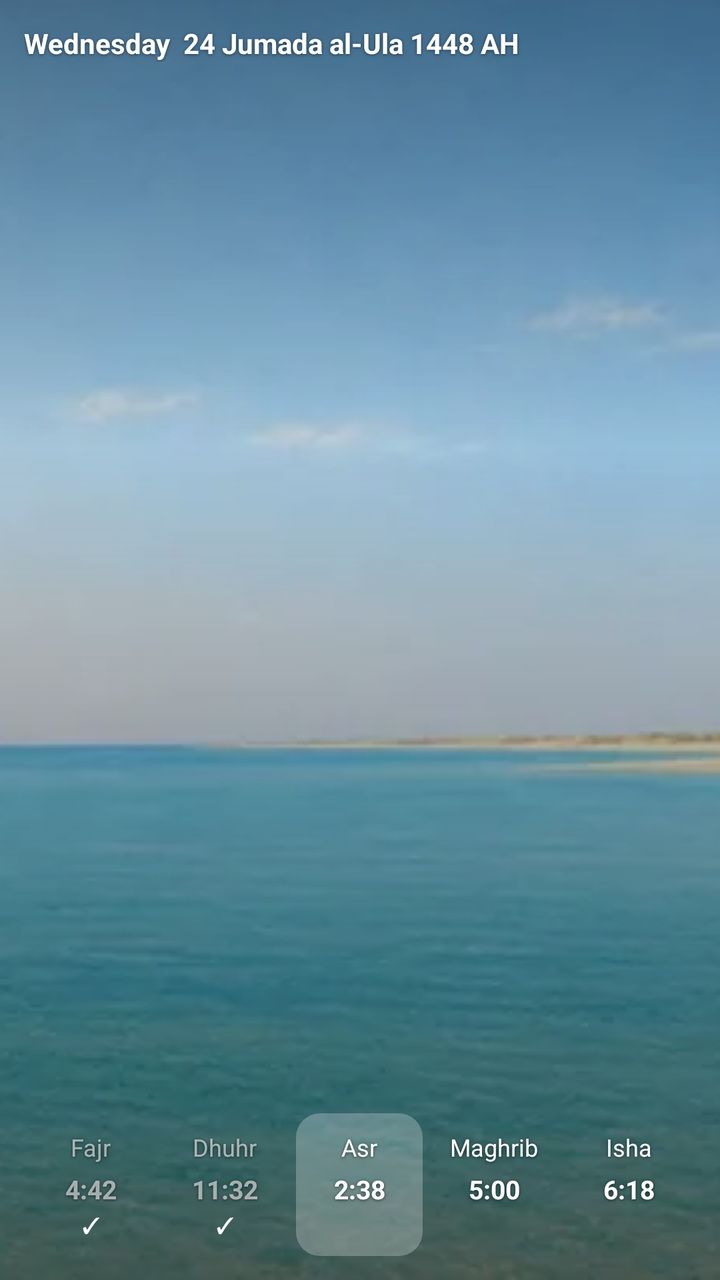
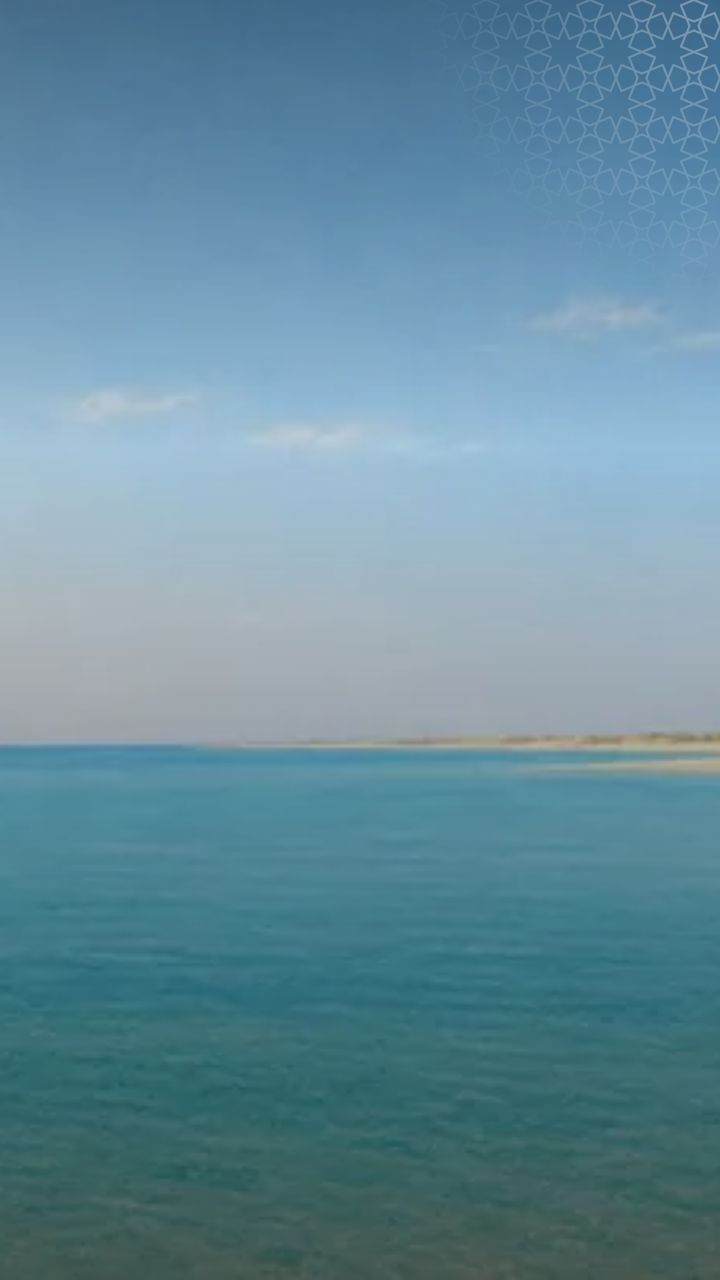

Screens rendered from an Android XML layout before and after an edit, with the pre-edit source and the edit as a unified diff.
<!-- AndroidManifest.xml: application theme Theme.App -->
<!-- res/layout/widget_day.xml -->
<?xml version="1.0" encoding="utf-8"?>
<FrameLayout xmlns:android="http://schemas.android.com/apk/res/android"
    android:id="@android:id/background"
    android:layout_width="match_parent" android:layout_height="match_parent"
    android:background="@drawable/widget_bg">
    <ImageView android:id="@+id/day_sky"
        android:layout_width="match_parent" android:layout_height="match_parent"
        android:scaleType="centerCrop" android:src="@drawable/widget_sky_morning" android:importantForAccessibility="no"/>
    <ImageView android:layout_width="match_parent" android:layout_height="match_parent"
        android:scaleType="fitXY" android:src="@drawable/widget_scrim" android:importantForAccessibility="no"/>
    <FrameLayout android:id="@+id/day_root"
        android:layout_width="match_parent" android:layout_height="match_parent"
        android:padding="12dp" android:layoutDirection="locale">
        <LinearLayout android:layout_width="match_parent" android:layout_height="wrap_content"
            android:layout_gravity="top" android:orientation="vertical">
            <TextView android:id="@+id/day_title" android:layout_width="match_parent" android:layout_height="wrap_content"
                android:text="@string/widgetSample7" android:textSize="14sp" android:textStyle="bold" android:textColor="#FFFFFFFF"
                android:maxLines="1" android:ellipsize="end"
                android:shadowColor="#80000000" android:shadowRadius="4" android:shadowDy="1"/>
            <TextView android:id="@+id/day_place" android:layout_width="match_parent" android:layout_height="wrap_content"
                android:textSize="11sp" android:textColor="#CCFFFFFF" android:maxLines="1" android:ellipsize="end"
                android:shadowColor="#66000000" android:shadowRadius="3" android:shadowDy="1"/>
        </LinearLayout>
        <LinearLayout android:layout_width="match_parent" android:layout_height="wrap_content"
            android:layout_gravity="bottom" android:orientation="horizontal" android:baselineAligned="false">
        <LinearLayout android:id="@+id/day_col_0"
            android:layout_width="0dp" android:layout_weight="1" android:layout_height="wrap_content"
            android:orientation="vertical" android:gravity="center_horizontal"
            android:paddingTop="8dp" android:paddingBottom="8dp" android:layout_marginStart="2dp" android:layout_marginEnd="2dp">
            <TextView android:id="@+id/day_name_0" android:layout_width="match_parent" android:layout_height="18dp"
                android:text="@string/widgetSample8" android:textSize="12sp" android:gravity="center"
                android:autoSizeTextType="uniform" android:autoSizeMinTextSize="8sp" android:autoSizeMaxTextSize="12sp" android:textColor="#99FFFFFF" android:maxLines="1"
                android:shadowColor="#99000000" android:shadowRadius="4" android:shadowDy="1"/>
            <TextView android:id="@+id/day_time_0" android:layout_width="match_parent" android:layout_height="20dp"
                android:text="@string/widgetSample9" android:textSize="13sp" android:gravity="center"
                android:autoSizeTextType="uniform" android:autoSizeMinTextSize="8sp" android:autoSizeMaxTextSize="13sp" android:textStyle="bold" android:textColor="#99FFFFFF" android:maxLines="1"
                android:fontFeatureSettings="tnum" android:layout_marginTop="2dp"
                android:shadowColor="#99000000" android:shadowRadius="4" android:shadowDy="1"/>
            <TextView android:id="@+id/day_mark_0" android:layout_width="wrap_content" android:layout_height="wrap_content"
                android:text="@string/widgetSample10" android:textSize="11sp" android:textColor="#FFFFFFFF" android:visibility="visible"/>
        </LinearLayout>
        <LinearLayout android:id="@+id/day_col_1"
            android:layout_width="0dp" android:layout_weight="1" android:layout_height="wrap_content"
            android:orientation="vertical" android:gravity="center_horizontal"
            android:paddingTop="8dp" android:paddingBottom="8dp" android:layout_marginStart="2dp" android:layout_marginEnd="2dp">
            <TextView android:id="@+id/day_name_1" android:layout_width="match_parent" android:layout_height="18dp"
                android:text="@string/widgetSample11" android:textSize="12sp" android:gravity="center"
                android:autoSizeTextType="uniform" android:autoSizeMinTextSize="8sp" android:autoSizeMaxTextSize="12sp" android:textColor="#99FFFFFF" android:maxLines="1"
                android:shadowColor="#99000000" android:shadowRadius="4" android:shadowDy="1"/>
            <TextView android:id="@+id/day_time_1" android:layout_width="match_parent" android:layout_height="20dp"
                android:text="@string/widgetSample12" android:textSize="13sp" android:gravity="center"
                android:autoSizeTextType="uniform" android:autoSizeMinTextSize="8sp" android:autoSizeMaxTextSize="13sp" android:textStyle="bold" android:textColor="#99FFFFFF" android:maxLines="1"
                android:fontFeatureSettings="tnum" android:layout_marginTop="2dp"
                android:shadowColor="#99000000" android:shadowRadius="4" android:shadowDy="1"/>
            <TextView android:id="@+id/day_mark_1" android:layout_width="wrap_content" android:layout_height="wrap_content"
                android:text="@string/widgetSample10" android:textSize="11sp" android:textColor="#FFFFFFFF" android:visibility="visible"/>
        </LinearLayout>
        <LinearLayout android:id="@+id/day_col_2"
            android:layout_width="0dp" android:layout_weight="1" android:layout_height="wrap_content"
            android:orientation="vertical" android:background="@drawable/widget_pill" android:gravity="center_horizontal"
            android:paddingTop="8dp" android:paddingBottom="8dp" android:layout_marginStart="2dp" android:layout_marginEnd="2dp">
            <TextView android:id="@+id/day_name_2" android:layout_width="match_parent" android:layout_height="18dp"
                android:text="@string/widgetSample13" android:textSize="12sp" android:gravity="center"
                android:autoSizeTextType="uniform" android:autoSizeMinTextSize="8sp" android:autoSizeMaxTextSize="12sp" android:textColor="#FFFFFFFF" android:maxLines="1"
                android:shadowColor="#99000000" android:shadowRadius="4" android:shadowDy="1"/>
            <TextView android:id="@+id/day_time_2" android:layout_width="match_parent" android:layout_height="20dp"
                android:text="@string/widgetSample14" android:textSize="13sp" android:gravity="center"
                android:autoSizeTextType="uniform" android:autoSizeMinTextSize="8sp" android:autoSizeMaxTextSize="13sp" android:textStyle="bold" android:textColor="#FFFFFFFF" android:maxLines="1"
                android:fontFeatureSettings="tnum" android:layout_marginTop="2dp"
                android:shadowColor="#99000000" android:shadowRadius="4" android:shadowDy="1"/>
            <TextView android:id="@+id/day_mark_2" android:layout_width="wrap_content" android:layout_height="wrap_content"
                android:text="@string/widgetSample10" android:textSize="11sp" android:textColor="#FFFFFFFF" android:visibility="invisible"/>
        </LinearLayout>
        <LinearLayout android:id="@+id/day_col_3"
            android:layout_width="0dp" android:layout_weight="1" android:layout_height="wrap_content"
            android:orientation="vertical" android:gravity="center_horizontal"
            android:paddingTop="8dp" android:paddingBottom="8dp" android:layout_marginStart="2dp" android:layout_marginEnd="2dp">
            <TextView android:id="@+id/day_name_3" android:layout_width="match_parent" android:layout_height="18dp"
                android:text="@string/widgetSample15" android:textSize="12sp" android:gravity="center"
                android:autoSizeTextType="uniform" android:autoSizeMinTextSize="8sp" android:autoSizeMaxTextSize="12sp" android:textColor="#FFFFFFFF" android:maxLines="1"
                android:shadowColor="#99000000" android:shadowRadius="4" android:shadowDy="1"/>
            <TextView android:id="@+id/day_time_3" android:layout_width="match_parent" android:layout_height="20dp"
                android:text="@string/widgetSample16" android:textSize="13sp" android:gravity="center"
                android:autoSizeTextType="uniform" android:autoSizeMinTextSize="8sp" android:autoSizeMaxTextSize="13sp" android:textStyle="bold" android:textColor="#FFFFFFFF" android:maxLines="1"
                android:fontFeatureSettings="tnum" android:layout_marginTop="2dp"
                android:shadowColor="#99000000" android:shadowRadius="4" android:shadowDy="1"/>
            <TextView android:id="@+id/day_mark_3" android:layout_width="wrap_content" android:layout_height="wrap_content"
                android:text="@string/widgetSample10" android:textSize="11sp" android:textColor="#FFFFFFFF" android:visibility="invisible"/>
        </LinearLayout>
        <LinearLayout android:id="@+id/day_col_4"
            android:layout_width="0dp" android:layout_weight="1" android:layout_height="wrap_content"
            android:orientation="vertical" android:gravity="center_horizontal"
            android:paddingTop="8dp" android:paddingBottom="8dp" android:layout_marginStart="2dp" android:layout_marginEnd="2dp">
            <TextView android:id="@+id/day_name_4" android:layout_width="match_parent" android:layout_height="18dp"
                android:text="@string/widgetSample17" android:textSize="12sp" android:gravity="center"
                android:autoSizeTextType="uniform" android:autoSizeMinTextSize="8sp" android:autoSizeMaxTextSize="12sp" android:textColor="#FFFFFFFF" android:maxLines="1"
                android:shadowColor="#99000000" android:shadowRadius="4" android:shadowDy="1"/>
            <TextView android:id="@+id/day_time_4" android:layout_width="match_parent" android:layout_height="20dp"
                android:text="@string/widgetSample18" android:textSize="13sp" android:gravity="center"
                android:autoSizeTextType="uniform" android:autoSizeMinTextSize="8sp" android:autoSizeMaxTextSize="13sp" android:textStyle="bold" android:textColor="#FFFFFFFF" android:maxLines="1"
                android:fontFeatureSettings="tnum" android:layout_marginTop="2dp"
                android:shadowColor="#99000000" android:shadowRadius="4" android:shadowDy="1"/>
            <TextView android:id="@+id/day_mark_4" android:layout_width="wrap_content" android:layout_height="wrap_content"
                android:text="@string/widgetSample10" android:textSize="11sp" android:textColor="#FFFFFFFF" android:visibility="invisible"/>
        </LinearLayout>
        </LinearLayout>
    </FrameLayout>
</FrameLayout>
<!-- resources referenced by this layout -->
<resources>
  <!-- drawable widget_bg (drawable) -->
  <?xml version="1.0" encoding="utf-8"?>
  <shape xmlns:android="http://schemas.android.com/apk/res/android" android:shape="rectangle">
      <solid android:color="@color/widgetSurface"/>
      <corners android:radius="20dp"/>
  </shape>
  <!-- drawable widget_pill (drawable) -->
  <?xml version="1.0" encoding="utf-8"?>
  <shape xmlns:android="http://schemas.android.com/apk/res/android" android:shape="rectangle">
      <solid android:color="#40FFFFFF"/>
      <corners android:radius="12dp"/>
  </shape>
  <!-- drawable widget_scrim (drawable) -->
  <?xml version="1.0" encoding="utf-8"?>
  <shape xmlns:android="http://schemas.android.com/apk/res/android" android:shape="rectangle">
      <gradient android:angle="270" android:startColor="#73000000" android:centerColor="#1F000000" android:centerY="0.35"
          android:endColor="#99000000"/>
  </shape>
  <!-- drawable widget_sky_morning: webp bitmap (drawable-nodpi, 14670 bytes) -->
  <string name="widgetSample10" translatable="false">✓</string>
  <string name="widgetSample11">Dhuhr</string>
  <string name="widgetSample12">11:32</string>
  <string name="widgetSample13">Asr</string>
  <string name="widgetSample14">2:38</string>
  <string name="widgetSample15">Maghrib</string>
  <string name="widgetSample16">5:00</string>
  <string name="widgetSample17">Isha</string>
  <string name="widgetSample18">6:18</string>
  <string name="widgetSample7">"Wednesday  24 Jumada al-Ula 1448 AH"</string>
  <string name="widgetSample8">Fajr</string>
  <string name="widgetSample9">4:42</string>
  <style name="Theme.App" parent="android:Theme.Material.Light.NoActionBar">
          <item name="android:windowBackground">@drawable/window_splash</item>
          <item name="android:statusBarColor">@color/backgroundColor</item>
          <item name="android:navigationBarColor">@color/backgroundColor</item>
      </style>
  <color name="widgetSurface">#f6f4ee</color>
  <!-- drawable window_splash (drawable) -->
  <?xml version="1.0" encoding="utf-8"?>
  <layer-list xmlns:android="http://schemas.android.com/apk/res/android">
      <item android:drawable="@color/backgroundColor"/>
      <item android:drawable="@drawable/splash" android:gravity="center" android:width="120dp" android:height="120dp"/>
  </layer-list>
  <color name="backgroundColor">#f6f4ee</color>
  <!-- drawable splash: png bitmap (drawable-hdpi, 52970 bytes) -->
</resources>

<!-- the commit's change to res/layout/widget_day.xml (unified diff, before → after) -->
@@ -1,108 +1,89 @@
 <?xml version="1.0" encoding="utf-8"?>
 <FrameLayout xmlns:android="http://schemas.android.com/apk/res/android"
+    xmlns:tools="http://schemas.android.com/tools" tools:ignore="ContentDescription"
     android:id="@android:id/background"
     android:layout_width="match_parent" android:layout_height="match_parent"
-    android:background="@drawable/widget_bg">
+    android:background="@drawable/widget_bg" android:layoutDirection="locale">
     <ImageView android:id="@+id/day_sky"
         android:layout_width="match_parent" android:layout_height="match_parent"
         android:scaleType="centerCrop" android:src="@drawable/widget_sky_morning" android:importantForAccessibility="no"/>
     <ImageView android:layout_width="match_parent" android:layout_height="match_parent"
         android:scaleType="fitXY" android:src="@drawable/widget_scrim" android:importantForAccessibility="no"/>
+    <ImageView android:layout_width="150dp" android:layout_height="150dp" android:layout_gravity="top|end"
+        android:src="@drawable/widget_orn_line" android:tint="@color/widgetOrnamentSky" android:tintMode="src_in"
+        android:importantForAccessibility="no"/>
     <FrameLayout android:id="@+id/day_root"
         android:layout_width="match_parent" android:layout_height="match_parent"
-        android:padding="12dp" android:layoutDirection="locale">
+        android:padding="12dp">
         <LinearLayout android:layout_width="match_parent" android:layout_height="wrap_content"
             android:layout_gravity="top" android:orientation="vertical">
-            <TextView android:id="@+id/day_title" android:layout_width="match_parent" android:layout_height="wrap_content"
-                android:text="@string/widgetSample7" android:textSize="14sp" android:textStyle="bold" android:textColor="#FFFFFFFF"
-                android:maxLines="1" android:ellipsize="end"
-                android:shadowColor="#80000000" android:shadowRadius="4" android:shadowDy="1"/>
-            <TextView android:id="@+id/day_place" android:layout_width="match_parent" android:layout_height="wrap_content"
-                android:textSize="11sp" android:textColor="#CCFFFFFF" android:maxLines="1" android:ellipsize="end"
-                android:shadowColor="#66000000" android:shadowRadius="3" android:shadowDy="1"/>
+            <ImageView android:id="@+id/day_title" android:layout_width="wrap_content" android:layout_height="wrap_content"
+                android:adjustViewBounds="true" android:scaleType="fitCenter"/>
+            <ImageView android:id="@+id/day_place" android:layout_width="wrap_content" android:layout_height="wrap_content"
+                android:adjustViewBounds="true" android:scaleType="fitCenter"/>
         </LinearLayout>
         <LinearLayout android:layout_width="match_parent" android:layout_height="wrap_content"
             android:layout_gravity="bottom" android:orientation="horizontal" android:baselineAligned="false">
-        <LinearLayout android:id="@+id/day_col_0"
-            android:layout_width="0dp" android:layout_weight="1" android:layout_height="wrap_content"
-            android:orientation="vertical" android:gravity="center_horizontal"
-            android:paddingTop="8dp" android:paddingBottom="8dp" android:layout_marginStart="2dp" android:layout_marginEnd="2dp">
-            <TextView android:id="@+id/day_name_0" android:layout_width="match_parent" android:layout_height="18dp"
-                android:text="@string/widgetSample8" android:textSize="12sp" android:gravity="center"
-                android:autoSizeTextType="uniform" android:autoSizeMinTextSize="8sp" android:autoSizeMaxTextSize="12sp" android:textColor="#99FFFFFF" android:maxLines="1"
-                android:shadowColor="#99000000" android:shadowRadius="4" android:shadowDy="1"/>
-            <TextView android:id="@+id/day_time_0" android:layout_width="match_parent" android:layout_height="20dp"
-                android:text="@string/widgetSample9" android:textSize="13sp" android:gravity="center"
-                android:autoSizeTextType="uniform" android:autoSizeMinTextSize="8sp" android:autoSizeMaxTextSize="13sp" android:textStyle="bold" android:textColor="#99FFFFFF" android:maxLines="1"
-                android:fontFeatureSettings="tnum" android:layout_marginTop="2dp"
-                android:shadowColor="#99000000" android:shadowRadius="4" android:shadowDy="1"/>
-            <TextView android:id="@+id/day_mark_0" android:layout_width="wrap_content" android:layout_height="wrap_content"
-                android:text="@string/widgetSample10" android:textSize="11sp" android:textColor="#FFFFFFFF" android:visibility="visible"/>
-        </LinearLayout>
-        <LinearLayout android:id="@+id/day_col_1"
-            android:layout_width="0dp" android:layout_weight="1" android:layout_height="wrap_content"
-            android:orientation="vertical" android:gravity="center_horizontal"
-            android:paddingTop="8dp" android:paddingBottom="8dp" android:layout_marginStart="2dp" android:layout_marginEnd="2dp">
-            <TextView android:id="@+id/day_name_1" android:layout_width="match_parent" android:layout_height="18dp"
-                android:text="@string/widgetSample11" android:textSize="12sp" android:gravity="center"
-                android:autoSizeTextType="uniform" android:autoSizeMinTextSize="8sp" android:autoSizeMaxTextSize="12sp" android:textColor="#99FFFFFF" android:maxLines="1"
-                android:shadowColor="#99000000" android:shadowRadius="4" android:shadowDy="1"/>
-            <TextView android:id="@+id/day_time_1" android:layout_width="match_parent" android:layout_height="20dp"
-                android:text="@string/widgetSample12" android:textSize="13sp" android:gravity="center"
-                android:autoSizeTextType="uniform" android:autoSizeMinTextSize="8sp" android:autoSizeMaxTextSize="13sp" android:textStyle="bold" android:textColor="#99FFFFFF" android:maxLines="1"
-                android:fontFeatureSettings="tnum" android:layout_marginTop="2dp"
-                android:shadowColor="#99000000" android:shadowRadius="4" android:shadowDy="1"/>
-            <TextView android:id="@+id/day_mark_1" android:layout_width="wrap_content" android:layout_height="wrap_content"
-                android:text="@string/widgetSample10" android:textSize="11sp" android:textColor="#FFFFFFFF" android:visibility="visible"/>
-        </LinearLayout>
-        <LinearLayout android:id="@+id/day_col_2"
-            android:layout_width="0dp" android:layout_weight="1" android:layout_height="wrap_content"
-            android:orientation="vertical" android:background="@drawable/widget_pill" android:gravity="center_horizontal"
-            android:paddingTop="8dp" android:paddingBottom="8dp" android:layout_marginStart="2dp" android:layout_marginEnd="2dp">
-            <TextView android:id="@+id/day_name_2" android:layout_width="match_parent" android:layout_height="18dp"
-                android:text="@string/widgetSample13" android:textSize="12sp" android:gravity="center"
-                android:autoSizeTextType="uniform" android:autoSizeMinTextSize="8sp" android:autoSizeMaxTextSize="12sp" android:textColor="#FFFFFFFF" android:maxLines="1"
-                android:shadowColor="#99000000" android:shadowRadius="4" android:shadowDy="1"/>
-            <TextView android:id="@+id/day_time_2" android:layout_width="match_parent" android:layout_height="20dp"
-                android:text="@string/widgetSample14" android:textSize="13sp" android:gravity="center"
-                android:autoSizeTextType="uniform" android:autoSizeMinTextSize="8sp" android:autoSizeMaxTextSize="13sp" android:textStyle="bold" android:textColor="#FFFFFFFF" android:maxLines="1"
-                android:fontFeatureSettings="tnum" android:layout_marginTop="2dp"
-                android:shadowColor="#99000000" android:shadowRadius="4" android:shadowDy="1"/>
-            <TextView android:id="@+id/day_mark_2" android:layout_width="wrap_content" android:layout_height="wrap_content"
-                android:text="@string/widgetSample10" android:textSize="11sp" android:textColor="#FFFFFFFF" android:visibility="invisible"/>
-        </LinearLayout>
-        <LinearLayout android:id="@+id/day_col_3"
-            android:layout_width="0dp" android:layout_weight="1" android:layout_height="wrap_content"
-            android:orientation="vertical" android:gravity="center_horizontal"
-            android:paddingTop="8dp" android:paddingBottom="8dp" android:layout_marginStart="2dp" android:layout_marginEnd="2dp">
-            <TextView android:id="@+id/day_name_3" android:layout_width="match_parent" android:layout_height="18dp"
-                android:text="@string/widgetSample15" android:textSize="12sp" android:gravity="center"
-                android:autoSizeTextType="uniform" android:autoSizeMinTextSize="8sp" android:autoSizeMaxTextSize="12sp" android:textColor="#FFFFFFFF" android:maxLines="1"
-                android:shadowColor="#99000000" android:shadowRadius="4" android:shadowDy="1"/>
-            <TextView android:id="@+id/day_time_3" android:layout_width="match_parent" android:layout_height="20dp"
-                android:text="@string/widgetSample16" android:textSize="13sp" android:gravity="center"
-                android:autoSizeTextType="uniform" android:autoSizeMinTextSize="8sp" android:autoSizeMaxTextSize="13sp" android:textStyle="bold" android:textColor="#FFFFFFFF" android:maxLines="1"
-                android:fontFeatureSettings="tnum" android:layout_marginTop="2dp"
-                android:shadowColor="#99000000" android:shadowRadius="4" android:shadowDy="1"/>
-            <TextView android:id="@+id/day_mark_3" android:layout_width="wrap_content" android:layout_height="wrap_content"
-                android:text="@string/widgetSample10" android:textSize="11sp" android:textColor="#FFFFFFFF" android:visibility="invisible"/>
-        </LinearLayout>
-        <LinearLayout android:id="@+id/day_col_4"
-            android:layout_width="0dp" android:layout_weight="1" android:layout_height="wrap_content"
-            android:orientation="vertical" android:gravity="center_horizontal"
-            android:paddingTop="8dp" android:paddingBottom="8dp" android:layout_marginStart="2dp" android:layout_marginEnd="2dp">
-            <TextView android:id="@+id/day_name_4" android:layout_width="match_parent" android:layout_height="18dp"
-                android:text="@string/widgetSample17" android:textSize="12sp" android:gravity="center"
-                android:autoSizeTextType="uniform" android:autoSizeMinTextSize="8sp" android:autoSizeMaxTextSize="12sp" android:textColor="#FFFFFFFF" android:maxLines="1"
-                android:shadowColor="#99000000" android:shadowRadius="4" android:shadowDy="1"/>
-            <TextView android:id="@+id/day_time_4" android:layout_width="match_parent" android:layout_height="20dp"
-                android:text="@string/widgetSample18" android:textSize="13sp" android:gravity="center"
-                android:autoSizeTextType="uniform" android:autoSizeMinTextSize="8sp" android:autoSizeMaxTextSize="13sp" android:textStyle="bold" android:textColor="#FFFFFFFF" android:maxLines="1"
-                android:fontFeatureSettings="tnum" android:layout_marginTop="2dp"
-                android:shadowColor="#99000000" android:shadowRadius="4" android:shadowDy="1"/>
-            <TextView android:id="@+id/day_mark_4" android:layout_width="wrap_content" android:layout_height="wrap_content"
-                android:text="@string/widgetSample10" android:textSize="11sp" android:textColor="#FFFFFFFF" android:visibility="invisible"/>
-        </LinearLayout>
+            <LinearLayout android:id="@+id/day_col_0"
+                android:layout_width="0dp" android:layout_weight="1" android:layout_height="wrap_content"
+                android:orientation="vertical" android:gravity="center_horizontal"
+                android:paddingTop="8dp" android:paddingBottom="8dp" android:paddingStart="2dp" android:paddingEnd="2dp"
+                android:layout_marginStart="2dp" android:layout_marginEnd="2dp">
+                <ImageView android:id="@+id/day_name_0" android:layout_width="wrap_content" android:layout_height="wrap_content"
+                    android:adjustViewBounds="true" android:scaleType="fitCenter"/>
+                <ImageView android:id="@+id/day_time_0" android:layout_width="wrap_content" android:layout_height="wrap_content"
+                    android:layout_marginTop="1dp" android:adjustViewBounds="true" android:scaleType="fitCenter"/>
+                <ImageView android:id="@+id/day_mark_0" android:layout_width="12dp" android:layout_height="12dp" android:layout_marginTop="2dp"
+                    android:src="@drawable/widget_check" android:importantForAccessibility="no" android:visibility="invisible"/>
+            </LinearLayout>
+            <LinearLayout android:id="@+id/day_col_1"
+                android:layout_width="0dp" android:layout_weight="1" android:layout_height="wrap_content"
+                android:orientation="vertical" android:gravity="center_horizontal"
+                android:paddingTop="8dp" android:paddingBottom="8dp" android:paddingStart="2dp" android:paddingEnd="2dp"
+                android:layout_marginStart="2dp" android:layout_marginEnd="2dp">
+                <ImageView android:id="@+id/day_name_1" android:layout_width="wrap_content" android:layout_height="wrap_content"
+                    android:adjustViewBounds="true" android:scaleType="fitCenter"/>
+                <ImageView android:id="@+id/day_time_1" android:layout_width="wrap_content" android:layout_height="wrap_content"
+                    android:layout_marginTop="1dp" android:adjustViewBounds="true" android:scaleType="fitCenter"/>
+                <ImageView android:id="@+id/day_mark_1" android:layout_width="12dp" android:layout_height="12dp" android:layout_marginTop="2dp"
+                    android:src="@drawable/widget_check" android:importantForAccessibility="no" android:visibility="invisible"/>
+            </LinearLayout>
+            <LinearLayout android:id="@+id/day_col_2"
+                android:layout_width="0dp" android:layout_weight="1" android:layout_height="wrap_content"
+                android:orientation="vertical" android:gravity="center_horizontal"
+                android:paddingTop="8dp" android:paddingBottom="8dp" android:paddingStart="2dp" android:paddingEnd="2dp"
+                android:layout_marginStart="2dp" android:layout_marginEnd="2dp">
+                <ImageView android:id="@+id/day_name_2" android:layout_width="wrap_content" android:layout_height="wrap_content"
+                    android:adjustViewBounds="true" android:scaleType="fitCenter"/>
+                <ImageView android:id="@+id/day_time_2" android:layout_width="wrap_content" android:layout_height="wrap_content"
+                    android:layout_marginTop="1dp" android:adjustViewBounds="true" android:scaleType="fitCenter"/>
+                <ImageView android:id="@+id/day_mark_2" android:layout_width="12dp" android:layout_height="12dp" android:layout_marginTop="2dp"
+                    android:src="@drawable/widget_check" android:importantForAccessibility="no" android:visibility="invisible"/>
+            </LinearLayout>
+            <LinearLayout android:id="@+id/day_col_3"
+                android:layout_width="0dp" android:layout_weight="1" android:layout_height="wrap_content"
+                android:orientation="vertical" android:gravity="center_horizontal"
+                android:paddingTop="8dp" android:paddingBottom="8dp" android:paddingStart="2dp" android:paddingEnd="2dp"
+                android:layout_marginStart="2dp" android:layout_marginEnd="2dp">
+                <ImageView android:id="@+id/day_name_3" android:layout_width="wrap_content" android:layout_height="wrap_content"
+                    android:adjustViewBounds="true" android:scaleType="fitCenter"/>
+                <ImageView android:id="@+id/day_time_3" android:layout_width="wrap_content" android:layout_height="wrap_content"
+                    android:layout_marginTop="1dp" android:adjustViewBounds="true" android:scaleType="fitCenter"/>
+                <ImageView android:id="@+id/day_mark_3" android:layout_width="12dp" android:layout_height="12dp" android:layout_marginTop="2dp"
+                    android:src="@drawable/widget_check" android:importantForAccessibility="no" android:visibility="invisible"/>
+            </LinearLayout>
+            <LinearLayout android:id="@+id/day_col_4"
+                android:layout_width="0dp" android:layout_weight="1" android:layout_height="wrap_content"
+                android:orientation="vertical" android:gravity="center_horizontal"
+                android:paddingTop="8dp" android:paddingBottom="8dp" android:paddingStart="2dp" android:paddingEnd="2dp"
+                android:layout_marginStart="2dp" android:layout_marginEnd="2dp">
+                <ImageView android:id="@+id/day_name_4" android:layout_width="wrap_content" android:layout_height="wrap_content"
+                    android:adjustViewBounds="true" android:scaleType="fitCenter"/>
+                <ImageView android:id="@+id/day_time_4" android:layout_width="wrap_content" android:layout_height="wrap_content"
+                    android:layout_marginTop="1dp" android:adjustViewBounds="true" android:scaleType="fitCenter"/>
+                <ImageView android:id="@+id/day_mark_4" android:layout_width="12dp" android:layout_height="12dp" android:layout_marginTop="2dp"
+                    android:src="@drawable/widget_check" android:importantForAccessibility="no" android:visibility="invisible"/>
+            </LinearLayout>
         </LinearLayout>
     </FrameLayout>
 </FrameLayout>
<!-- resource entries referenced after the edit -->
@@ -1,17 +1,23 @@
 <!-- resources referenced by this layout -->
 <resources>
+  <color name="widgetOrnamentSky">#57FFFFFF</color>
   <!-- drawable widget_bg (drawable) -->
   <?xml version="1.0" encoding="utf-8"?>
   <shape xmlns:android="http://schemas.android.com/apk/res/android" android:shape="rectangle">
       <solid android:color="@color/widgetSurface"/>
       <corners android:radius="20dp"/>
   </shape>
-  <!-- drawable widget_pill (drawable) -->
+  <!-- drawable widget_check (drawable) -->
   <?xml version="1.0" encoding="utf-8"?>
-  <shape xmlns:android="http://schemas.android.com/apk/res/android" android:shape="rectangle">
-      <solid android:color="#40FFFFFF"/>
-      <corners android:radius="12dp"/>
-  </shape>
+  <vector xmlns:android="http://schemas.android.com/apk/res/android"
+      android:width="12dp" android:height="12dp" android:viewportWidth="24" android:viewportHeight="24">
+      <path android:pathData="M5,12.5L10,17.5L19.5,7" android:strokeColor="#FFFFFFFF" android:strokeWidth="2.6"
+          android:strokeLineCap="round" android:strokeLineJoin="round" android:fillColor="#00000000"/>
+  </vector>
+  <!-- drawable widget_orn_line (drawable) -->
+  <?xml version="1.0" encoding="utf-8"?>
+  <bitmap xmlns:android="http://schemas.android.com/apk/res/android"
+      android:src="@drawable/widget_orn_line_mask" android:autoMirrored="true"/>
   <!-- drawable widget_scrim (drawable) -->
   <?xml version="1.0" encoding="utf-8"?>
   <shape xmlns:android="http://schemas.android.com/apk/res/android" android:shape="rectangle">
@@ -19,24 +25,13 @@
           android:endColor="#99000000"/>
   </shape>
   <!-- drawable widget_sky_morning: webp bitmap (drawable-nodpi, 14670 bytes) -->
-  <string name="widgetSample10" translatable="false">✓</string>
-  <string name="widgetSample11">Dhuhr</string>
-  <string name="widgetSample12">11:32</string>
-  <string name="widgetSample13">Asr</string>
-  <string name="widgetSample14">2:38</string>
-  <string name="widgetSample15">Maghrib</string>
-  <string name="widgetSample16">5:00</string>
-  <string name="widgetSample17">Isha</string>
-  <string name="widgetSample18">6:18</string>
-  <string name="widgetSample7">"Wednesday  24 Jumada al-Ula 1448 AH"</string>
-  <string name="widgetSample8">Fajr</string>
-  <string name="widgetSample9">4:42</string>
   <style name="Theme.App" parent="android:Theme.Material.Light.NoActionBar">
           <item name="android:windowBackground">@drawable/window_splash</item>
           <item name="android:statusBarColor">@color/backgroundColor</item>
           <item name="android:navigationBarColor">@color/backgroundColor</item>
       </style>
   <color name="widgetSurface">#f6f4ee</color>
+  <!-- drawable widget_orn_line_mask: webp bitmap (drawable-hdpi, 14330 bytes) -->
   <!-- drawable window_splash (drawable) -->
   <?xml version="1.0" encoding="utf-8"?>
   <layer-list xmlns:android="http://schemas.android.com/apk/res/android">
